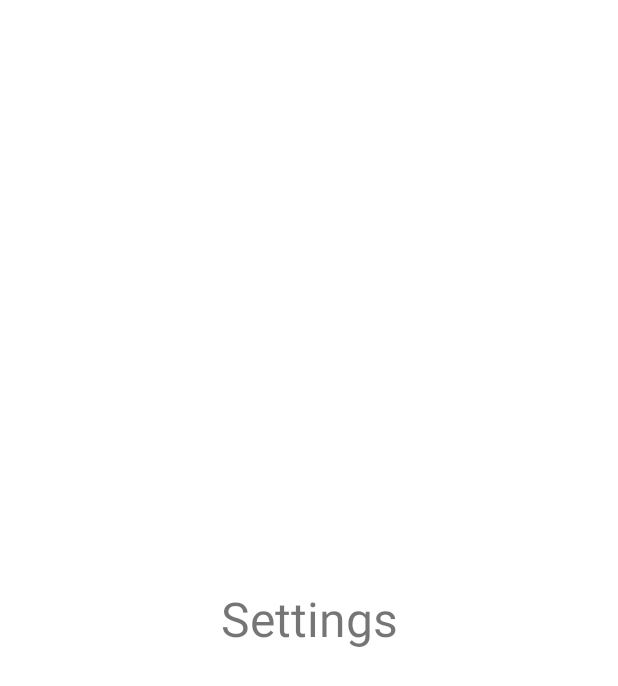
After one commit to reqdevil/Medic-Android, an Android app: the fragment SettingsFragment shown on its own in the app's theme, on a phone screen of 412 x 824 dp. The commit adds this screen. Shown: the top 686 px of the screen. Run offline under Robolectric (Android 15) with nearby library versions, the phone set to English and light mode, and no system bars.

Commit message:
Fragments Added

```diff
--- /dev/null
+++ b/app/src/main/java/com/example/medic/Controller/Fragments/SettingsFragment.kt
@@ -0,0 +1,60 @@
+package com.example.medic.Controller.Fragments
+
+import android.os.Bundle
+import androidx.fragment.app.Fragment
+import android.view.LayoutInflater
+import android.view.View
+import android.view.ViewGroup
+import com.example.medic.R
+
+// TODO: Rename parameter arguments, choose names that match
+// the fragment initialization parameters, e.g. ARG_ITEM_NUMBER
+private const val ARG_PARAM1 = "param1"
+private const val ARG_PARAM2 = "param2"
+
+/**
+ * A simple [Fragment] subclass.
+ * Use the [SettingsFragment.newInstance] factory method to
+ * create an instance of this fragment.
+ */
+class SettingsFragment : Fragment() {
+    // TODO: Rename and change types of parameters
+    private var param1: String? = null
+    private var param2: String? = null
+
+    override fun onCreate(savedInstanceState: Bundle?) {
+        super.onCreate(savedInstanceState)
+        arguments?.let {
+            param1 = it.getString(ARG_PARAM1)
+            param2 = it.getString(ARG_PARAM2)
+        }
+    }
+
+    override fun onCreateView(
+        inflater: LayoutInflater, container: ViewGroup?,
+        savedInstanceState: Bundle?
+    ): View? {
+        // Inflate the layout for this fragment
+        return inflater.inflate(R.layout.fragment_settings, container, false)
+    }
+
+    companion object {
+        /**
+         * Use this factory method to create a new instance of
+         * this fragment using the provided parameters.
+         *
+         * @param param1 Parameter 1.
+         * @param param2 Parameter 2.
+         * @return A new instance of fragment SettingsFragment.
+         */
+        // TODO: Rename and change types and number of parameters
+        @JvmStatic
+        fun newInstance(param1: String, param2: String) =
+            SettingsFragment().apply {
+                arguments = Bundle().apply {
+                    putString(ARG_PARAM1, param1)
+                    putString(ARG_PARAM2, param2)
+                }
+            }
+    }
+}
--- /dev/null
+++ b/app/src/main/res/layout/fragment_settings.xml
@@ -0,0 +1,19 @@
+<?xml version="1.0" encoding="utf-8"?>
+<androidx.constraintlayout.widget.ConstraintLayout xmlns:android="http://schemas.android.com/apk/res/android"
+    xmlns:tools="http://schemas.android.com/tools"
+    android:layout_width="match_parent"
+    android:layout_height="match_parent"
+    xmlns:app="http://schemas.android.com/apk/res-auto"
+    tools:context=".Controller.Fragments.SettingsFragment">
+
+    <TextView
+        android:layout_width="wrap_content"
+        android:layout_height="wrap_content"
+        android:text="Settings"
+        android:textSize="32sp"
+        app:layout_constraintTop_toTopOf="parent"
+        app:layout_constraintBottom_toBottomOf="parent"
+        app:layout_constraintLeft_toLeftOf="parent"
+        app:layout_constraintRight_toRightOf="parent"/>
+
+</androidx.constraintlayout.widget.ConstraintLayout>
--- a/app/src/main/res/values/strings.xml
+++ b/app/src/main/res/values/strings.xml
@@ -20,4 +20,6 @@
     <string name="settings">Ayarlar</string>
     <string name="patients">Hastalar</string>
     <string name="add_patient">Hasta Ekle</string>
+    <!-- TODO: Remove or change this placeholder text -->
+    <string name="hello_blank_fragment">Hello blank fragment</string>
 </resources>
```
Also changed, not shown: app/src/main/java/com/example/medic/Controller/Fragments/Doctor/AddPatientFragment.kt (added, +60 -0 lines), app/src/main/java/com/example/medic/Controller/Fragments/Doctor/PatientFragment.kt (added, +60 -0 lines), app/src/main/java/com/example/medic/Controller/Fragments/Patient/DoctorFragment.kt (added, +60 -0 lines), app/src/main/java/com/example/medic/Controller/Fragments/Patient/MedicationFragment.kt (added, +60 -0 lines), app/src/main/res/layout/activity_main.xml (+4 -5 lines), app/src/main/res/layout/fragment_add_patient.xml (added, +20 -0 lines), app/src/main/res/layout/fragment_doctor.xml (added, +19 -0 lines), app/src/main/res/layout/fragment_medication.xml (added, +19 -0 lines), app/src/main/res/layout/fragment_patient.xml (added, +19 -0 lines).
